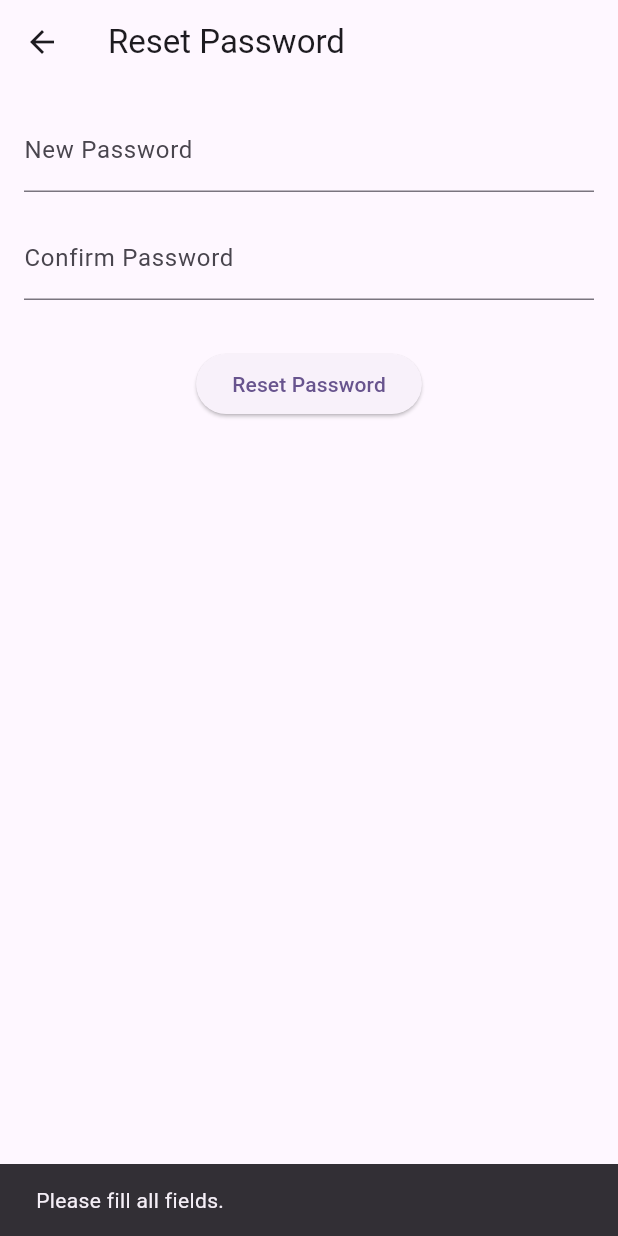
After one commit to tdodson0612/barcode_scanner_app, a Flutter app: the ResetPasswordPage screen opened directly, after a tap on "Reset Password", on a phone screen of 412 x 824 dp. The commit adds this screen. Run offline on Flutter 3.47's test engine with Material 3 defaults, Android fonts, the phone set to English and light mode, and no system bars; our stand-ins replace google_mobile_ads, image_picker, in_app_purchase, logger, shared_preferences, supabase_flutter and 1 more; missing offline and left inert: google_mlkit_barcode_scanning; accounts and stored records are empty.

Commit message:
forgot password fixed added unilinks upgraded flutter  6:10pm 11/5

```diff
--- a/lib/main.dart
+++ b/lib/main.dart
@@ -1,5 +1,6 @@
-// main.dart - FIXED: Added missing favorite-recipes route
+// main.dart - Fully updated with Uni Links & Supabase reset-password
 import 'package:flutter/material.dart';
+import 'package:uni_links/uni_links.dart';
 import 'package:shared_preferences/shared_preferences.dart';
 import 'package:supabase_flutter/supabase_flutter.dart';
 import 'config/app_config.dart';
@@ -87,6 +88,36 @@ class _MyAppState extends State<MyApp> {
   void initState() {
     super.initState();
     _checkPremiumStatus();
+    _initUniLinks();
+  }
+
+  Future<void> _initUniLinks() async {
+    // Listen for links while app is running
+    linkStream.listen((String? link) async {
+      if (link != null && link.contains('reset-password')) {
+        final response = await Supabase.instance.client.auth.getSessionFromUrl(Uri.parse(link));
+        final session = response.session; // <-- extract the actual Session
+        if (mounted) {
+          Navigator.pushNamed(context, '/reset-password', arguments: session);
+        }
+      }
+    });
+
+    // Handle cold start (app launched via link)
+    try {
+      final initialLink = await getInitialLink();
+      if (initialLink != null && initialLink.contains('reset-password')) {
+        final response = await Supabase.instance.client.auth.getSessionFromUrl(Uri.parse(initialLink));
+        final session = response.session; // <-- extract Session
+        if (mounted) {
+          Navigator.pushNamed(context, '/reset-password', arguments: session);
+        }
+      }
+    } catch (e) {
+      if (AppConfig.enableDebugPrints) {
+        AppConfig.debugPrint('Failed to handle initial link: $e');
+      }
+    }
   }
 
   Future<void> _checkPremiumStatus() async {
--- /dev/null
+++ b/lib/pages/reset_password_page.dart
@@ -0,0 +1,91 @@
+// pages/reset_password_page.dart
+import 'package:flutter/material.dart';
+import 'package:supabase_flutter/supabase_flutter.dart';
+import '../services/auth_service.dart';
+
+class ResetPasswordPage extends StatefulWidget {
+  final Session? session; // Optional: session from deep link
+
+  const ResetPasswordPage({super.key, this.session});
+
+  @override
+  State<ResetPasswordPage> createState() => _ResetPasswordPageState();
+}
+
+class _ResetPasswordPageState extends State<ResetPasswordPage> {
+  final _passwordController = TextEditingController();
+  final _confirmController = TextEditingController();
+  bool _loading = false;
+
+  Future<void> _submit() async {
+    final password = _passwordController.text;
+    final confirm = _confirmController.text;
+
+    if (password.isEmpty || confirm.isEmpty) {
+      _showError('Please fill all fields.');
+      return;
+    }
+
+    if (password != confirm) {
+      _showError('Passwords do not match.');
+      return;
+    }
+
+    setState(() => _loading = true);
+
+    try {
+      // Supabase now uses updateUser for changing password
+      await Supabase.instance.client.auth.updateUser(
+        UserAttributes(password: password),
+      );
+
+      if (!mounted) return;
+      ScaffoldMessenger.of(context).showSnackBar(
+        const SnackBar(content: Text('Password updated successfully!')),
+      );
+      Navigator.pushReplacementNamed(context, '/login');
+    } catch (e) {
+      _showError('Failed to reset password: $e');
+    } finally {
+      if (mounted) setState(() => _loading = false);
+    }
+  }
+
+  void _showError(String message) {
+    ScaffoldMessenger.of(context).showSnackBar(
+      SnackBar(content: Text(message)),
+    );
+  }
+
+  @override
+  Widget build(BuildContext context) {
+    return Scaffold(
+      appBar: AppBar(title: const Text('Reset Password')),
+      body: Padding(
+        padding: const EdgeInsets.all(16),
+        child: Column(
+          children: [
+            TextField(
+              controller: _passwordController,
+              obscureText: true,
+              decoration: const InputDecoration(labelText: 'New Password'),
+            ),
+            const SizedBox(height: 16),
+            TextField(
+              controller: _confirmController,
+              obscureText: true,
+              decoration: const InputDecoration(labelText: 'Confirm Password'),
+            ),
+            const SizedBox(height: 32),
+            _loading
+                ? const CircularProgressIndicator()
+                : ElevatedButton(
+                    onPressed: _submit,
+                    child: const Text('Reset Password'),
+                  ),
+          ],
+        ),
+      ),
+    );
+  }
+}
--- a/pubspec.yaml
+++ b/pubspec.yaml
@@ -20,7 +20,7 @@ dependencies:
   in_app_purchase: ^3.1.13
   intl: ^0.19.0
   change_app_package_name: ^1.2.0
-  uni_links: ^0.6.1
+  uni_links: 0.5.1
 
 
 dev_dependencies:
```
Also changed, not shown: pubspec.lock.
